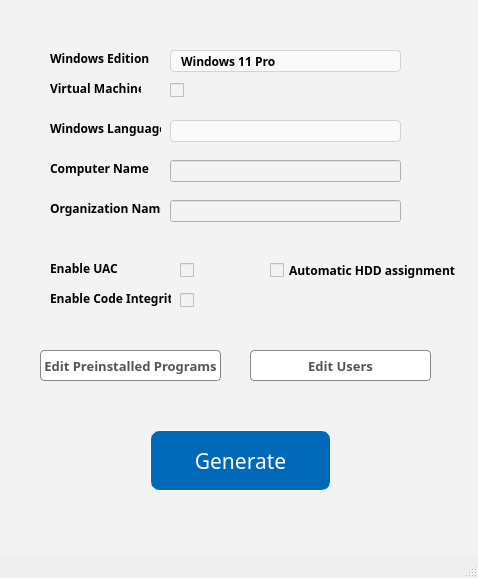
First picture: the form in MainWindow - untitled.ui, repository Alex591/answer-generator, before the edit.
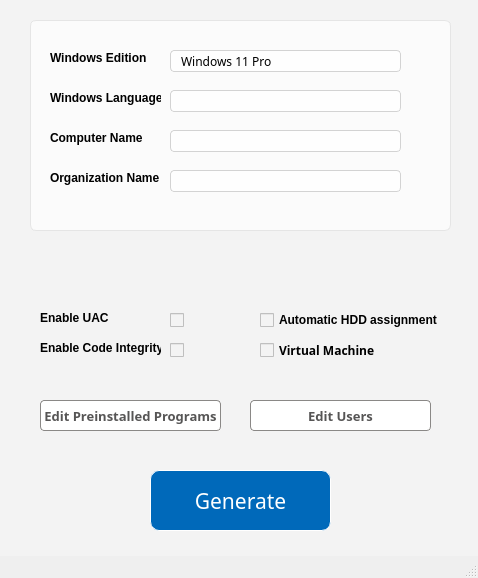
Second picture: the form after the edit. Icons and pictures are not drawn.

Commit message: még ui

What changed in the file:
```diff
--- a/MainWindow - untitled.ui
+++ b/MainWindow - untitled.ui
@@ -24,9 +24,39 @@
   </property>
   <property name="palette">
    <palette>
-    <active/>
-    <inactive/>
-    <disabled/>
+    <active>
+     <colorrole role="Base">
+      <brush brushstyle="SolidPattern">
+       <color alpha="255">
+        <red>255</red>
+        <green>255</green>
+        <blue>255</blue>
+       </color>
+      </brush>
+     </colorrole>
+    </active>
+    <inactive>
+     <colorrole role="Base">
+      <brush brushstyle="SolidPattern">
+       <color alpha="255">
+        <red>255</red>
+        <green>255</green>
+        <blue>255</blue>
+       </color>
+      </brush>
+     </colorrole>
+    </inactive>
+    <disabled>
+     <colorrole role="Base">
+      <brush brushstyle="SolidPattern">
+       <color alpha="255">
+        <red>240</red>
+        <green>240</green>
+        <blue>240</blue>
+       </color>
+      </brush>
+     </colorrole>
+    </disabled>
    </palette>
   </property>
   <property name="font">
@@ -58,14 +88,13 @@
     <property name="geometry">
      <rect>
       <x>150</x>
-      <y>430</y>
+      <y>470</y>
       <width>181</width>
       <height>61</height>
      </rect>
     </property>
     <property name="font">
      <font>
-      <family>Segoe UI Variable</family>
       <pointsize>-1</pointsize>
       <underline>false</underline>
       <strikeout>false</strikeout>
@@ -101,7 +130,7 @@
     <property name="geometry">
      <rect>
       <x>250</x>
-      <y>350</y>
+      <y>400</y>
       <width>181</width>
       <height>31</height>
      </rect>
@@ -135,7 +164,7 @@
     <property name="geometry">
      <rect>
       <x>40</x>
-      <y>350</y>
+      <y>400</y>
       <width>181</width>
       <height>31</height>
      </rect>
@@ -168,12 +197,24 @@
    <widget class="QCheckBox" name="vm_checkBox">
     <property name="geometry">
      <rect>
-      <x>170</x>
-      <y>80</y>
-      <width>151</width>
+      <x>260</x>
+      <y>340</y>
+      <width>171</width>
       <height>20</height>
      </rect>
     </property>
+    <property name="minimumSize">
+     <size>
+      <width>0</width>
+      <height>0</height>
+     </size>
+    </property>
+    <property name="font">
+     <font>
+      <family>Segoe UI Variable Display Semib</family>
+      <bold>true</bold>
+     </font>
+    </property>
     <property name="mouseTracking">
      <bool>true</bool>
     </property>
@@ -187,7 +228,7 @@
      <string notr="true"/>
     </property>
     <property name="text">
-     <string/>
+     <string>Virtual Machine</string>
     </property>
     <property name="tristate">
      <bool>false</bool>
@@ -204,9 +245,8 @@
     </property>
     <property name="font">
      <font>
-      <family>Segoe UI Variable Display Semib</family>
-      <weight>75</weight>
-      <bold>true</bold>
+      <family>Segoe UI Variable Display</family>
+      <bold>false</bold>
      </font>
     </property>
     <property name="styleSheet">
@@ -215,7 +255,10 @@
 border: 1px solid #d3d3d3;
 border-radius: 4px;
 padding-left: 10px;
-background-color: rgb(250, 250, 250);
+background-color: rgb(254, 254, 254)
+}
+#win_edition_combo:hover{
+background-color: rgb(250, 250, 250)
 }
 /*Dropdown area */
 #win_edition_combo::drop-down{
@@ -230,7 +273,22 @@
 border: 2px solid #c2dbfe
 }
 
-</string>
+/*listitems*/
+#win_edition_combo QListView{
+	font-size: 9px;
+	padding: 5px;
+	border: 1px solid #d3d3d3;
+	background-color: rgb(250, 250, 250);
+	outline: 0px;
+
+}
+#win_edition_combo QListView::item{
+	padding-left: 10px;
+	background-color: rgb(250, 250, 250);
+}
+#win_edition_combo QListView:item:hover{
+	background-color: #f3f3f3
+}</string>
     </property>
     <property name="placeholderText" stdset="0">
      <string>Windows 11 Pro</string>
@@ -257,11 +315,15 @@
     </property>
     <property name="font">
      <font>
-      <family>Segoe UI Variable Display Semib</family>
-      <weight>75</weight>
       <bold>true</bold>
      </font>
     </property>
+    <property name="styleSheet">
+     <string notr="true">.QLabel {
+background-color: #fbfbfb
+}
+</string>
+    </property>
     <property name="text">
      <string>Windows Edition</string>
     </property>
@@ -269,16 +331,14 @@
    <widget class="QCheckBox" name="hdd_checkbox">
     <property name="geometry">
      <rect>
-      <x>270</x>
-      <y>260</y>
+      <x>260</x>
+      <y>310</y>
       <width>211</width>
       <height>20</height>
      </rect>
     </property>
     <property name="font">
      <font>
-      <family>Segoe UI Variable Display Semib</family>
-      <weight>75</weight>
       <bold>true</bold>
      </font>
     </property>
@@ -290,47 +350,31 @@
     <property name="geometry">
      <rect>
       <x>50</x>
-      <y>120</y>
+      <y>90</y>
       <width>111</width>
       <height>16</height>
      </rect>
     </property>
     <property name="font">
      <font>
-      <family>Segoe UI Variable Display Semib</family>
-      <weight>75</weight>
       <bold>true</bold>
      </font>
     </property>
+    <property name="styleSheet">
+     <string notr="true">.QLabel {
+background-color: #fbfbfb
+}
+</string>
+    </property>
     <property name="text">
      <string>Windows Language</string>
     </property>
    </widget>
-   <widget class="QLabel" name="label_3">
-    <property name="geometry">
-     <rect>
-      <x>50</x>
-      <y>80</y>
-      <width>91</width>
-      <height>16</height>
-     </rect>
-    </property>
-    <property name="font">
-     <font>
-      <family>Segoe UI Variable Display Semib</family>
-      <weight>75</weight>
-      <bold>true</bold>
-     </font>
-    </property>
-    <property name="text">
-     <string>Virtual Machine</string>
-    </property>
-   </widget>
    <widget class="QComboBox" name="win_language_combobox">
     <property name="geometry">
      <rect>
       <x>170</x>
-      <y>120</y>
+      <y>90</y>
       <width>231</width>
       <height>22</height>
      </rect>
@@ -341,7 +385,10 @@
 border: 1px solid #d3d3d3;
 border-radius: 4px;
 padding-left: 10px;
-background-color: rgb(250, 250, 250);
+background-color: rgb(254, 254, 254)
+}
+#win_language_combobox:hover{
+background-color: rgb(250, 250, 250)
 }
 /*Dropdown area */
 #win_language_combobox::drop-down{
@@ -356,22 +403,35 @@
 border: 2px solid #c2dbfe
 }
 
-</string>
+/*listitems*/
+#win_language_combobox QListView{
+	font-size: 9px;
+	padding: 5px;
+	border: 1px solid #d3d3d3;
+	background-color: rgb(250, 250, 250);
+	outline: 0px;
+
+}
+#win_language_combobox QListView::item{
+	padding-left: 10px;
+	background-color: rgb(250, 250, 250);
+}
+#win_language_combobox QListView:item:hover{
+	background-color: #f3f3f3
+}</string>
     </property>
    </widget>
    <widget class="QLabel" name="label_4">
     <property name="geometry">
      <rect>
-      <x>50</x>
-      <y>260</y>
+      <x>40</x>
+      <y>310</y>
       <width>101</width>
       <height>16</height>
      </rect>
     </property>
     <property name="font">
      <font>
-      <family>Segoe UI Variable Display Semib</family>
-      <weight>75</weight>
       <bold>true</bold>
      </font>
     </property>
@@ -382,8 +442,8 @@
    <widget class="QCheckBox" name="uac_checkbox">
     <property name="geometry">
      <rect>
-      <x>180</x>
-      <y>260</y>
+      <x>170</x>
+      <y>310</y>
       <width>31</width>
       <height>20</height>
      </rect>
@@ -410,16 +470,14 @@
    <widget class="QLabel" name="label_5">
     <property name="geometry">
      <rect>
-      <x>50</x>
-      <y>290</y>
+      <x>40</x>
+      <y>340</y>
       <width>121</width>
       <height>16</height>
      </rect>
     </property>
     <property name="font">
      <font>
-      <family>Segoe UI Variable Display Semib</family>
-      <weight>75</weight>
       <bold>true</bold>
      </font>
     </property>
@@ -430,8 +488,8 @@
    <widget class="QCheckBox" name="codeintegrity_checkbox">
     <property name="geometry">
      <rect>
-      <x>180</x>
-      <y>290</y>
+      <x>170</x>
+      <y>340</y>
       <width>31</width>
       <height>20</height>
      </rect>
@@ -459,28 +517,43 @@
     <property name="geometry">
      <rect>
       <x>170</x>
-      <y>160</y>
+      <y>130</y>
       <width>231</width>
       <height>22</height>
      </rect>
     </property>
+    <property name="styleSheet">
+     <string notr="true">.QLineEdit {
+border: 1px solid #d3d3d3;
+border-radius: 4px;
+padding-left: 10px;
+background-color: rgb(254, 254, 254)
+}
+.QLineEdit:hover{
+background-color: rgb(250, 250, 250)
+}</string>
+    </property>
    </widget>
    <widget class="QLabel" name="label_6">
     <property name="geometry">
      <rect>
       <x>50</x>
-      <y>160</y>
+      <y>130</y>
       <width>101</width>
       <height>16</height>
      </rect>
     </property>
     <property name="font">
      <font>
-      <family>Segoe UI Variable Display Semib</family>
-      <weight>75</weight>
       <bold>true</bold>
      </font>
     </property>
+    <property name="styleSheet">
+     <string notr="true">.QLabel {
+background-color: #fbfbfb
+}
+</string>
+    </property>
     <property name="text">
      <string>Computer Name</string>
     </property>
@@ -489,32 +562,86 @@
     <property name="geometry">
      <rect>
       <x>170</x>
-      <y>200</y>
+      <y>170</y>
       <width>231</width>
       <height>22</height>
      </rect>
     </property>
+    <property name="styleSheet">
+     <string notr="true">.QLineEdit {
+border: 1px solid #d3d3d3;
+border-radius: 4px;
+padding-left: 10px;
+background-color: rgb(254, 254, 254)
+}
+.QLineEdit:hover{
+background-color: rgb(250, 250, 250)
+}</string>
+    </property>
    </widget>
    <widget class="QLabel" name="label_7">
     <property name="geometry">
      <rect>
       <x>50</x>
-      <y>200</y>
+      <y>170</y>
       <width>111</width>
       <height>16</height>
      </rect>
     </property>
     <property name="font">
      <font>
-      <family>Segoe UI Variable Display Semib</family>
-      <weight>75</weight>
       <bold>true</bold>
      </font>
     </property>
+    <property name="styleSheet">
+     <string notr="true">.QLabel {
+background-color: #fbfbfb
+}
+</string>
+    </property>
     <property name="text">
      <string>Organization Name</string>
     </property>
    </widget>
+   <widget class="QGroupBox" name="groupBox">
+    <property name="geometry">
+     <rect>
+      <x>30</x>
+      <y>20</y>
+      <width>421</width>
+      <height>211</height>
+     </rect>
+    </property>
+    <property name="styleSheet">
+     <string notr="true">.QGroupBox {
+border: 1px solid #e5e5e5;
+border-radius: 6px;
+background-color: #fbfbfb
+}
+</string>
+    </property>
+    <property name="title">
+     <string/>
+    </property>
+   </widget>
+   <zorder>groupBox</zorder>
+   <zorder>pushButton</zorder>
+   <zorder>user_edit_button</zorder>
+   <zorder>program_edit_button</zorder>
+   <zorder>vm_checkBox</zorder>
+   <zorder>win_edition_combo</zorder>
+   <zorder>label</zorder>
+   <zorder>hdd_checkbox</zorder>
+   <zorder>label_2</zorder>
+   <zorder>win_language_combobox</zorder>
+   <zorder>label_4</zorder>
+   <zorder>uac_checkbox</zorder>
+   <zorder>label_5</zorder>
+   <zorder>codeintegrity_checkbox</zorder>
+   <zorder>lineEdit</zorder>
+   <zorder>label_6</zorder>
+   <zorder>lineEdit_2</zorder>
+   <zorder>label_7</zorder>
   </widget>
   <widget class="QStatusBar" name="statusbar"/>
  </widget>
```
Left out of the diff: 2 changed lines with no effect on the pictures. The commit also changes 2 other files.
